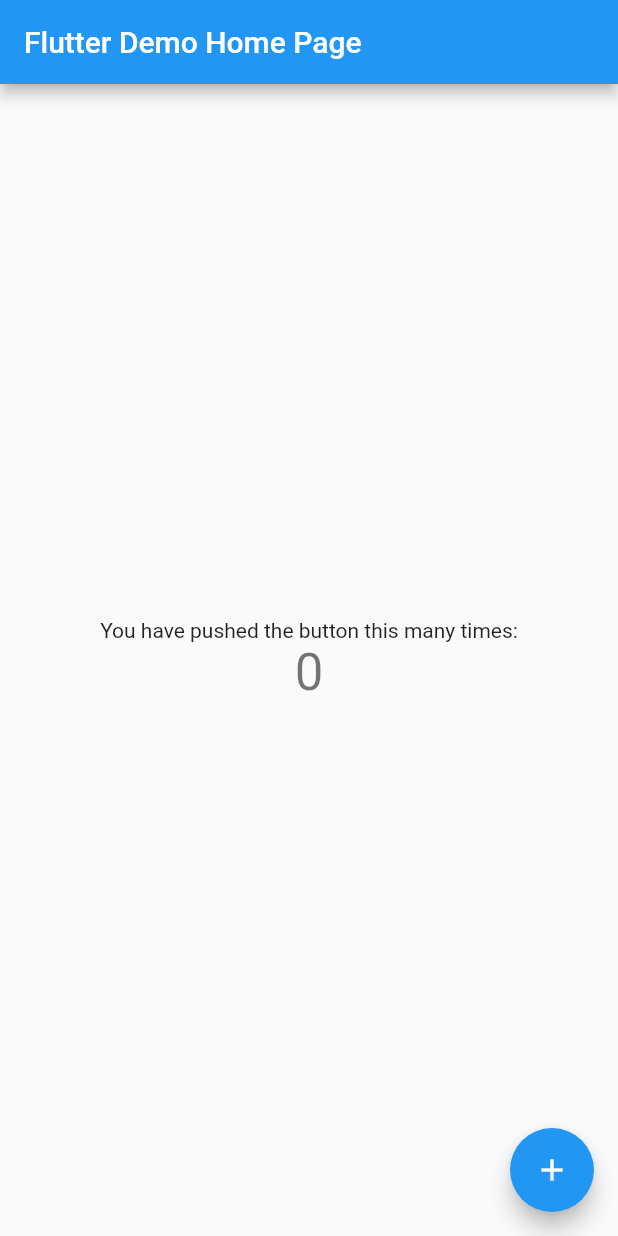
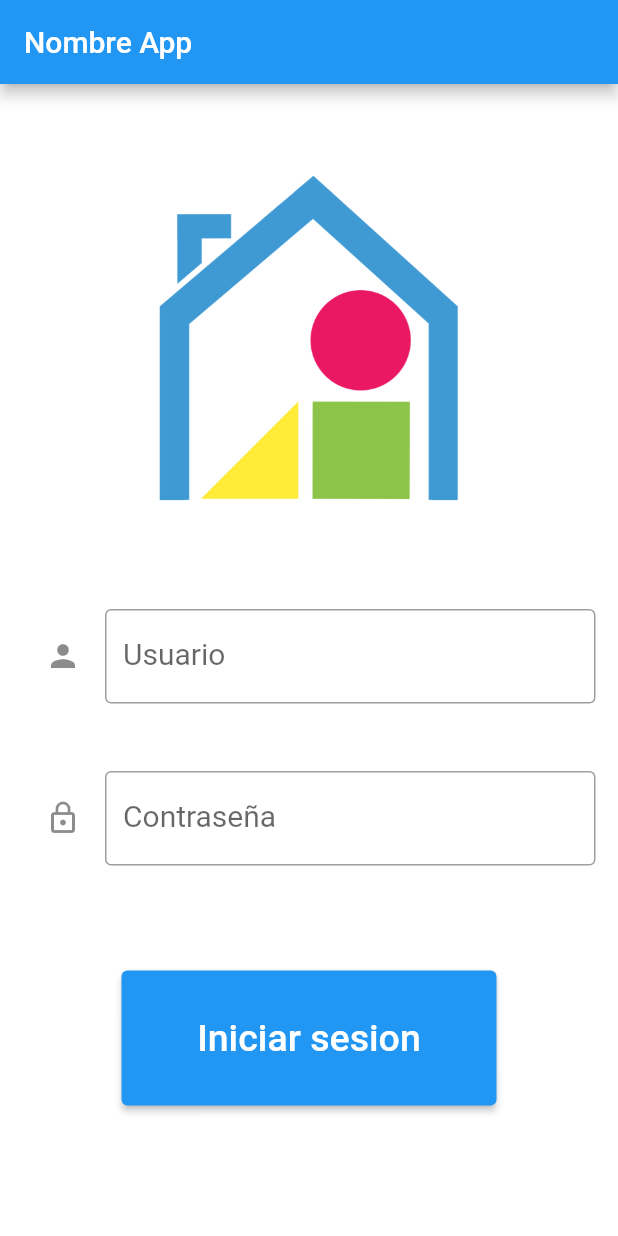
Before and after one commit to manuelsanchezjimenez/FLUTTER_DGP, a Flutter app: the screen it shows after launch, on a phone screen of 412 x 824 dp. Run offline on Flutter 3.47's test engine with Material 2 defaults, Android fonts, the phone set to English and light mode, and no system bars; Roboto replaces fonts that are missing (Sifonn).

Commit message:
Login normal
Hecha la interfaz (pero sin logística) del login de la aplicación

```diff
--- /dev/null
+++ b/lib/login.dart
@@ -0,0 +1,102 @@
+import 'package:flutter/material.dart';
+
+class Login extends StatefulWidget {
+  @override
+  LoginState createState() => LoginState();
+}
+
+class LoginState extends State<Login> {
+  /*DummyDb _db = DBInstance.db;
+  late String user, passwd;
+  TextEditingController user_ctrl = new TextEditingController();
+  TextEditingController passwd_ctrl = new TextEditingController();
+
+  void msgSnack(String msg){
+    ScaffoldMessenger.of(context).hideCurrentSnackBar();
+    ScaffoldMessenger.of(context).showSnackBar(SnackBar(
+      content: Text(msg),
+    ));
+  }*/
+
+/*  void errorSnack(String err){
+    ScaffoldMessenger.of(context).hideCurrentSnackBar();
+    ScaffoldMessenger.of(context).showSnackBar(SnackBar(
+      content: Text(err),
+      backgroundColor: Colors.red,
+    ));
+  }*/
+
+  @override
+  Widget build(BuildContext context) {
+    return Scaffold(
+      backgroundColor: Colors.white,
+      appBar: AppBar(
+        title: Text(
+          "Nombre App",
+          style: TextStyle(fontFamily: 'Sifonn'),
+        ),
+        automaticallyImplyLeading: false,
+      ),
+      body: SingleChildScrollView(
+          child: Column(
+        children: <Widget>[
+          Padding(
+            padding: const EdgeInsets.only(top: 60.0),
+            child: Center(
+              child: Container(
+                  width: 300,
+                  height: 220,
+                  child: Image.asset('assets/icon.PNG')),
+            ),
+          ),
+
+          const Padding( // Campo de texto para el nombre de usuario
+            padding:
+            EdgeInsets.only(left: 30.0, right: 15.0, top: 70, bottom: 40), // Márgenes
+            child: SizedBox(
+              width: 600, // Tamaño de la caja
+              child: TextField(
+                decoration: InputDecoration(
+                  border: OutlineInputBorder(),
+                  labelText: 'Usuario', // Para que ponga "Usuario" dentro antes de rellenarlo
+                  icon: Icon(Icons.person), // Icono de la persona a la izquierda
+                  focusedBorder: OutlineInputBorder(), // El borde cambia de color al clickar encima
+                ),
+                style: TextStyle(fontSize: 20), // Tamaño de la letra
+              ),
+            ),
+          ),
+
+          const Padding( // Campo de texto para la contraseña
+            padding:
+                EdgeInsets.only(left: 30.0, right: 15.0, top: 5, bottom: 70), // Márgenes
+            child: SizedBox(
+              width: 600, // Tamaño de la caja
+              child: TextField(
+                obscureText: true, // Conforme se va escribiendo se ponen puntitos
+                decoration: InputDecoration(
+                    border: OutlineInputBorder(), // El borde cambia de color al clickar encima
+                    labelText: 'Contraseña', // Para que ponga "Usuario" dentro antes de rellenarlo
+                    icon: Icon(Icons.lock_outline) // Icono del candado a la izquierda
+                ),
+                style: TextStyle(fontSize: 20), // Tamaño de la letra
+              ),
+            ),
+          ),
+          Container( // Botón de inicio de sessión
+            height: 90,
+            width: 250,
+            decoration: BoxDecoration(borderRadius: BorderRadius.circular(20)), // Borde redondo
+            child: ElevatedButton( // Botón
+              onPressed: () {},
+              child: Text(
+                'Iniciar sesion',
+                style: TextStyle(color: Colors.white, fontSize: 25),
+              ),
+            ),
+          ),
+        ],
+      )),
+    );
+  }
+}
--- a/lib/main.dart
+++ b/lib/main.dart
@@ -1,5 +1,9 @@
-import 'package:app_dgp/screens/communication_screen.dart';
+import 'package:app_dgp/screens/communication_table.dart';
 import 'package:flutter/material.dart';
+import'package:app_dgp/components/textContainer.dart';
+import 'package:app_dgp/components/textInputRound.dart';
+
+import 'login.dart';
 
 void main() {
   runApp(const MyApp());
@@ -8,6 +12,23 @@ void main() {
 class MyApp extends StatelessWidget {
   const MyApp({Key? key}) : super(key: key);
 
+  @override
+  Widget build(BuildContext context) {
+    return MaterialApp(
+        debugShowCheckedModeBanner: false,
+        home: Login(),
+        title: "Nombre aplicación",
+        theme: ThemeData(
+            primaryColor: Colors.blueAccent,
+            colorScheme: ColorScheme.fromSwatch(
+              primarySwatch: Colors.blue,
+            ))
+    );
+  }
+}
+
+
+  /*
   // This widget is the root of your application.
   @override
   Widget build(BuildContext context) {
@@ -53,12 +74,7 @@ class _MyHomePageState extends State<MyHomePage> {
 
   void _incrementCounter() {
     setState(() {
-      // This call to setState tells the Flutter framework that something has
-      // changed in this State, which causes it to rerun the build method below
-      // so that the display can reflect the updated values. If we changed
-      // _counter without calling setState(), then the build method would not be
-      // called again, and so nothing would appear to happen.
-      _counter++;
+
     });
   }
 
@@ -123,3 +139,4 @@ class _MyHomePageState extends State<MyHomePage> {
     );
   }
 }
+*/
```
Also changed, not shown: pubspec.lock.
